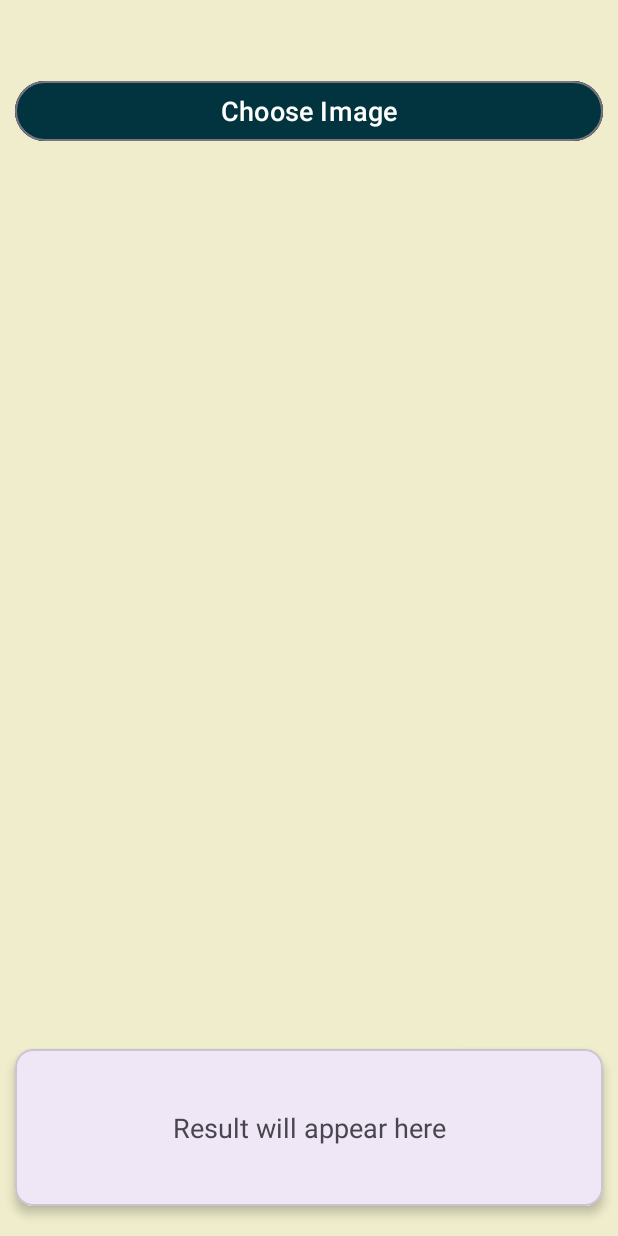
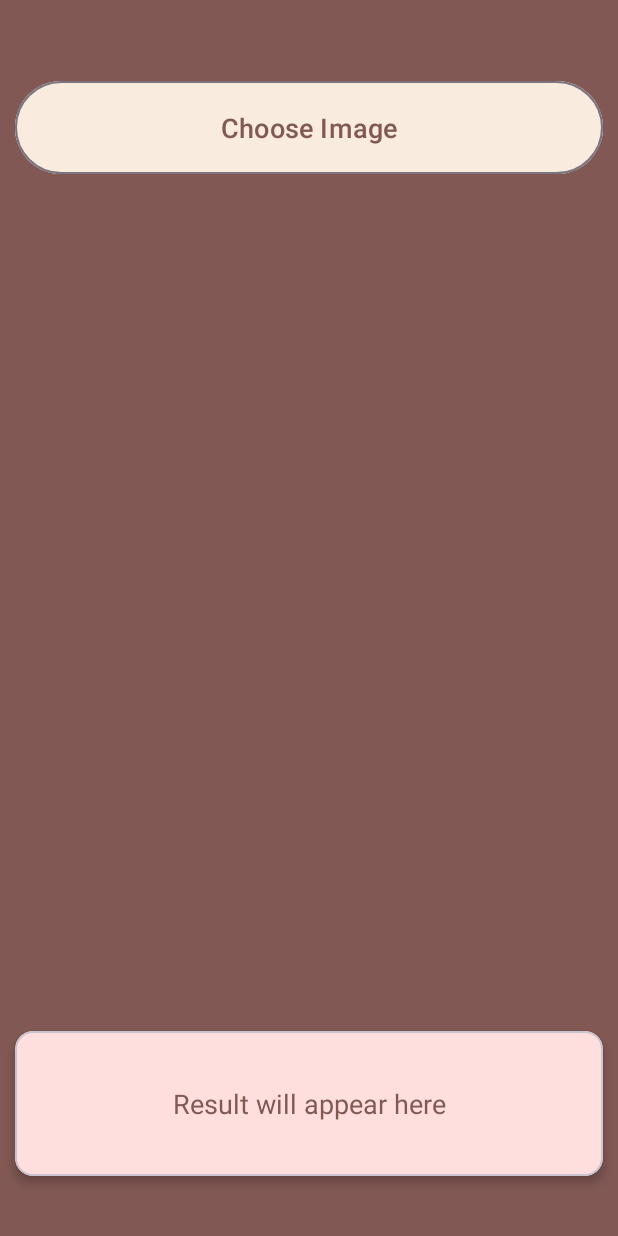
Before and after one commit to Vanshika521/DateFinder, an Android app: the screen it shows after launch (MainActivity), on a phone screen of 412 x 824 dp. Run offline under Robolectric (Android 15) with nearby library versions, the phone set to English and light mode, and no system bars; libraries missing offline, so code that uses them is left out: com.google.mlkit.vision.

Commit message:
Updated Designing

```diff
--- /dev/null
+++ b/app/src/main/java/com/android_development/datefinder/SplashScreen.kt
@@ -0,0 +1,20 @@
+package com.android_development.datefinder
+
+
+import android.content.Intent
+import android.os.Bundle
+import android.os.Handler
+import android.os.Looper
+import androidx.appcompat.app.AppCompatActivity
+
+class SplashScreen : AppCompatActivity() {
+    override fun onCreate(savedInstanceState: Bundle?) {
+        super.onCreate(savedInstanceState)
+        setContentView(R.layout.activity_splash)
+
+        Handler(Looper.getMainLooper()).postDelayed({
+            startActivity(Intent(this, MainActivity::class.java))
+            finish()
+        }, 1500)
+    }
+}
--- a/app/src/main/res/layout/activity_main.xml
+++ b/app/src/main/res/layout/activity_main.xml
@@ -4,18 +4,18 @@
     xmlns:app="http://schemas.android.com/apk/res-auto"
     android:layout_width="match_parent"
     android:layout_height="match_parent"
-    android:background="#F0EDCC">
+    android:background="#815854">
 
     <Button
         android:id="@+id/btnPick"
         style="@style/Widget.Material3.Button.OutlinedButton"
         android:layout_width="match_parent"
-        android:layout_height="wrap_content"
+        android:layout_height="70dp"
         android:layout_marginTop="50dp"
         android:layout_marginLeft="10dp"
         android:layout_marginRight="10dp"
-        android:backgroundTint="#02343F"
-        android:textColor="@color/white"
+        android:backgroundTint="#F9EBDE"
+        android:textColor="#815854"
         android:text="Choose Image"
         android:textSize="18sp"
         app:layout_constraintTop_toTopOf="parent"
@@ -28,9 +28,10 @@
         android:id="@+id/cardResult"
         android:layout_width="0dp"
         android:layout_height="wrap_content"
-        android:layout_marginBottom="20dp"
+        android:layout_marginBottom="40dp"
         android:layout_marginLeft="10dp"
         android:layout_marginRight="10dp"
+        android:backgroundTint="#FFDFDE"
         app:cardElevation="4dp"
         app:cardCornerRadius="12dp"
         app:layout_constraintBottom_toBottomOf="parent"
@@ -45,13 +46,12 @@
         android:padding="16dp"
         android:text="Result will appear here"
         android:textSize="18sp"
+        android:textColor="#815854"
         app:layout_constraintTop_toBottomOf="@id/btnPick"
         app:layout_constraintStart_toStartOf="parent"
         app:layout_constraintEnd_toEndOf="parent"
-        android:layout_margin="24dp"
+        android:layout_margin="20dp"
         android:textAlignment="center"/>
-
-
 
 
     </com.google.android.material.card.MaterialCardView>
--- a/gradle.properties
+++ b/gradle.properties
@@ -21,3 +21,4 @@ kotlin.code.style=official
 # resources declared in the library itself and none from the library's dependencies,
 # thereby reducing the size of the R class for that library
 android.nonTransitiveRClass=true
+org.gradle.warning.mode=none
```
Also changed, not shown: app/src/main/AndroidManifest.xml (+5 -3 lines), app/src/main/res/layout/activity_splash.xml (added, +13 -0 lines), app/src/main/res/drawable/first.jpg (added), app/src/main/res/drawable/second.jpg (added).
